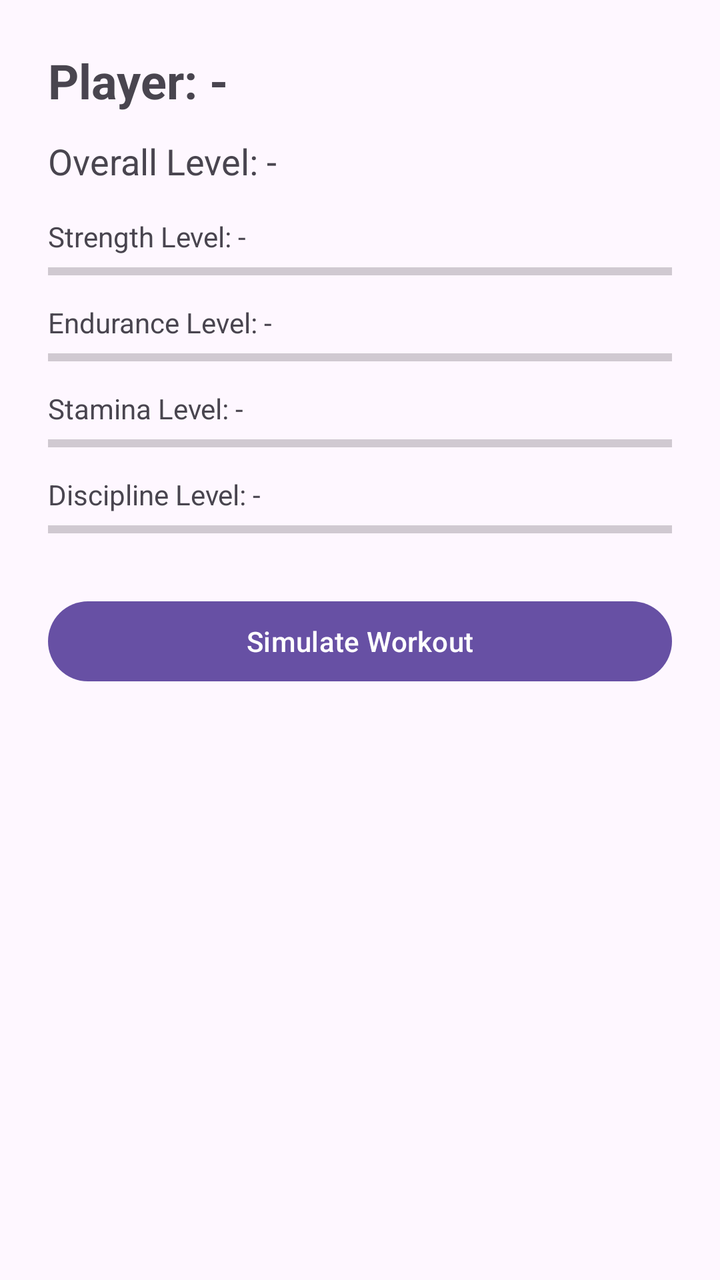
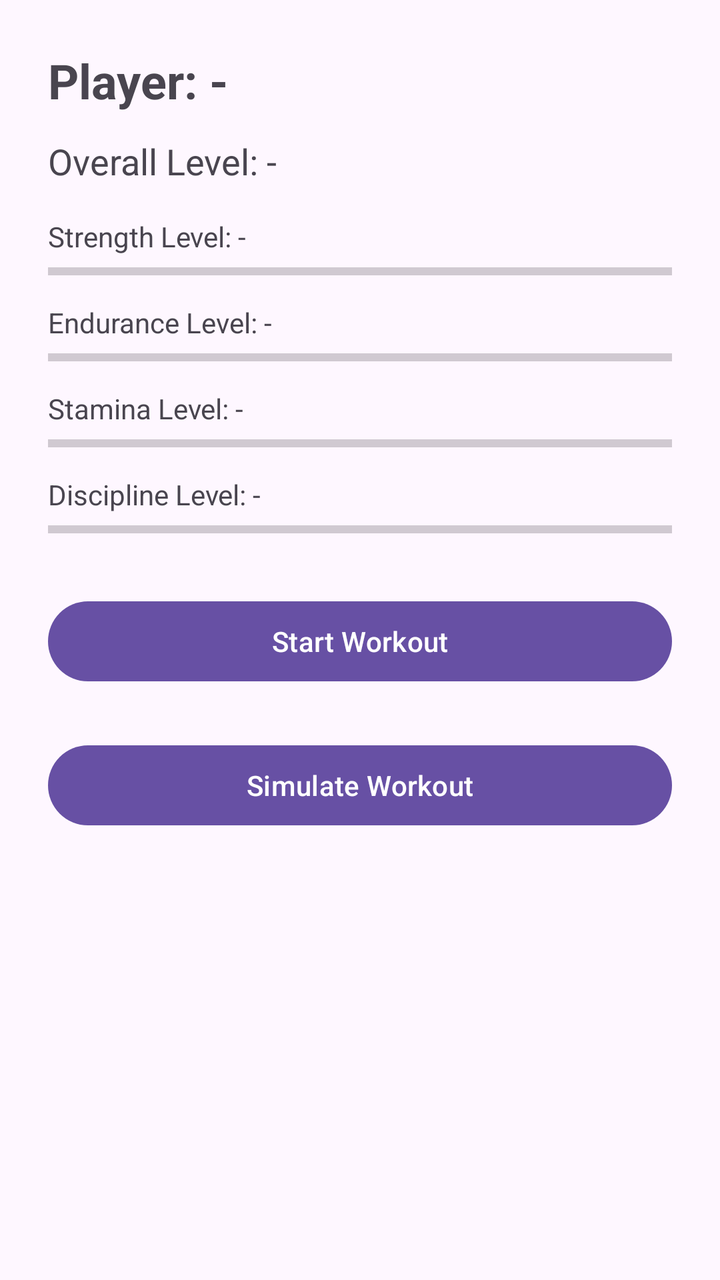

Screens rendered from an Android XML layout before and after an edit, with the pre-edit source and the edit as a unified diff.
<!-- AndroidManifest.xml: application theme Theme.SoloLeveling -->
<!-- res/layout/activity_dashboard.xml -->
<?xml version="1.0" encoding="utf-8"?>
<ScrollView xmlns:android="http://schemas.android.com/apk/res/android"
    android:layout_width="match_parent"
    android:layout_height="match_parent">

    <LinearLayout
        android:layout_width="match_parent"
        android:layout_height="wrap_content"
        android:orientation="vertical"
        android:padding="24dp">

        <TextView
            android:id="@+id/text_player_name"
            android:layout_width="match_parent"
            android:layout_height="wrap_content"
            android:textSize="24sp"
            android:textStyle="bold"
            android:text="@string/player_name_placeholder" />

        <TextView
            android:id="@+id/text_overall_level"
            android:layout_width="match_parent"
            android:layout_height="wrap_content"
            android:layout_marginTop="12dp"
            android:textSize="18sp"
            android:text="@string/overall_level_placeholder" />

        <TextView
            android:id="@+id/text_strength_level"
            android:layout_width="match_parent"
            android:layout_height="wrap_content"
            android:layout_marginTop="16dp"
            android:text="@string/strength_level_placeholder" />

        <ProgressBar
            android:id="@+id/progress_strength"
            style="?android:attr/progressBarStyleHorizontal"
            android:layout_width="match_parent"
            android:layout_height="wrap_content"
            android:max="100" />

        <TextView
            android:id="@+id/text_endurance_level"
            android:layout_width="match_parent"
            android:layout_height="wrap_content"
            android:layout_marginTop="8dp"
            android:text="@string/endurance_level_placeholder" />

        <ProgressBar
            android:id="@+id/progress_endurance"
            style="?android:attr/progressBarStyleHorizontal"
            android:layout_width="match_parent"
            android:layout_height="wrap_content"
            android:max="100" />

        <TextView
            android:id="@+id/text_stamina_level"
            android:layout_width="match_parent"
            android:layout_height="wrap_content"
            android:layout_marginTop="8dp"
            android:text="@string/stamina_level_placeholder" />

        <ProgressBar
            android:id="@+id/progress_stamina"
            style="?android:attr/progressBarStyleHorizontal"
            android:layout_width="match_parent"
            android:layout_height="wrap_content"
            android:max="100" />

        <TextView
            android:id="@+id/text_discipline_level"
            android:layout_width="match_parent"
            android:layout_height="wrap_content"
            android:layout_marginTop="8dp"
            android:text="@string/discipline_level_placeholder" />

        <ProgressBar
            android:id="@+id/progress_discipline"
            style="?android:attr/progressBarStyleHorizontal"
            android:layout_width="match_parent"
            android:layout_height="wrap_content"
            android:max="100" />


        <LinearLayout
            android:id="@+id/muscle_container"
            android:layout_width="match_parent"
            android:layout_height="wrap_content"
            android:layout_marginTop="16dp"
            android:orientation="vertical"
            android:visibility="gone">

            <TextView
                android:layout_width="match_parent"
                android:layout_height="wrap_content"
                android:text="Muscle Stats"
                android:textSize="20sp"
                android:textStyle="bold" />

            <TextView
                android:id="@+id/text_chest_level"
                android:layout_width="match_parent"
                android:layout_height="wrap_content"
                android:layout_marginTop="8dp"
                android:text="Chest Lv. 0" />

            <ProgressBar
                android:id="@+id/progress_chest"
                style="?android:attr/progressBarStyleHorizontal"
                android:layout_width="match_parent"
                android:layout_height="wrap_content"
                android:max="100" />

            <TextView
                android:id="@+id/text_back_level"
                android:layout_width="match_parent"
                android:layout_height="wrap_content"
                android:layout_marginTop="8dp"
                android:text="Back Lv. 0" />

            <ProgressBar
                android:id="@+id/progress_back"
                style="?android:attr/progressBarStyleHorizontal"
                android:layout_width="match_parent"
                android:layout_height="wrap_content"
                android:max="100" />

            <TextView
                android:id="@+id/text_legs_level"
                android:layout_width="match_parent"
                android:layout_height="wrap_content"
                android:layout_marginTop="8dp"
                android:text="Legs Lv. 0" />

            <ProgressBar
                android:id="@+id/progress_legs"
                style="?android:attr/progressBarStyleHorizontal"
                android:layout_width="match_parent"
                android:layout_height="wrap_content"
                android:max="100" />

            <TextView
                android:id="@+id/text_shoulders_level"
                android:layout_width="match_parent"
                android:layout_height="wrap_content"
                android:layout_marginTop="8dp"
                android:text="Shoulders Lv. 0" />

            <ProgressBar
                android:id="@+id/progress_shoulders"
                style="?android:attr/progressBarStyleHorizontal"
                android:layout_width="match_parent"
                android:layout_height="wrap_content"
                android:max="100" />

            <TextView
                android:id="@+id/text_arms_level"
                android:layout_width="match_parent"
                android:layout_height="wrap_content"
                android:layout_marginTop="8dp"
                android:text="Arms Lv. 0" />

            <ProgressBar
                android:id="@+id/progress_arms"
                style="?android:attr/progressBarStyleHorizontal"
                android:layout_width="match_parent"
                android:layout_height="wrap_content"
                android:max="100" />

            <TextView
                android:id="@+id/text_core_level"
                android:layout_width="match_parent"
                android:layout_height="wrap_content"
                android:layout_marginTop="8dp"
                android:text="Core Lv. 0" />

            <ProgressBar
                android:id="@+id/progress_core"
                style="?android:attr/progressBarStyleHorizontal"
                android:layout_width="match_parent"
                android:layout_height="wrap_content"
                android:max="100" />

        </LinearLayout>

        <Button
            android:id="@+id/button_simulate_workout"
            android:layout_width="match_parent"
            android:layout_height="wrap_content"
            android:layout_marginTop="24dp"
            android:text="@string/simulate_workout" />

        <Button
            android:id="@+id/button_dev_reset"
            android:layout_width="match_parent"
            android:layout_height="wrap_content"
            android:text="DEV RESET DATABASE"
            android:layout_marginTop="24dp"
            android:visibility="gone"/>

    </LinearLayout>
</ScrollView>
<!-- resources referenced by this layout -->
<resources>
  <string name="discipline_level_placeholder">Discipline Level: -</string>
  <string name="endurance_level_placeholder">Endurance Level: -</string>
  <string name="overall_level_placeholder">Overall Level: -</string>
  <string name="player_name_placeholder">Player: -</string>
  <string name="simulate_workout">Simulate Workout</string>
  <string name="stamina_level_placeholder">Stamina Level: -</string>
  <string name="strength_level_placeholder">Strength Level: -</string>
  <style name="Theme.SoloLeveling" parent="Base.Theme.SoloLeveling" />
  <style name="Base.Theme.SoloLeveling" parent="Theme.Material3.DayNight.NoActionBar">
          
          
      </style>
</resources>

<!-- the commit's change to res/layout/activity_dashboard.xml (unified diff, before → after) -->
@@ -184,6 +184,13 @@
         </LinearLayout>
 
         <Button
+            android:id="@+id/button_start_workout"
+            android:layout_width="match_parent"
+            android:layout_height="wrap_content"
+            android:layout_marginTop="24dp"
+            android:text="@string/start_workout" />
+
+        <Button
             android:id="@+id/button_simulate_workout"
             android:layout_width="match_parent"
             android:layout_height="wrap_content"
<!-- resource entries referenced after the edit -->
@@ -6,6 +6,7 @@
   <string name="player_name_placeholder">Player: -</string>
   <string name="simulate_workout">Simulate Workout</string>
   <string name="stamina_level_placeholder">Stamina Level: -</string>
+  <string name="start_workout">Start Workout</string>
   <string name="strength_level_placeholder">Strength Level: -</string>
   <style name="Theme.SoloLeveling" parent="Base.Theme.SoloLeveling" />
   <style name="Base.Theme.SoloLeveling" parent="Theme.Material3.DayNight.NoActionBar">
